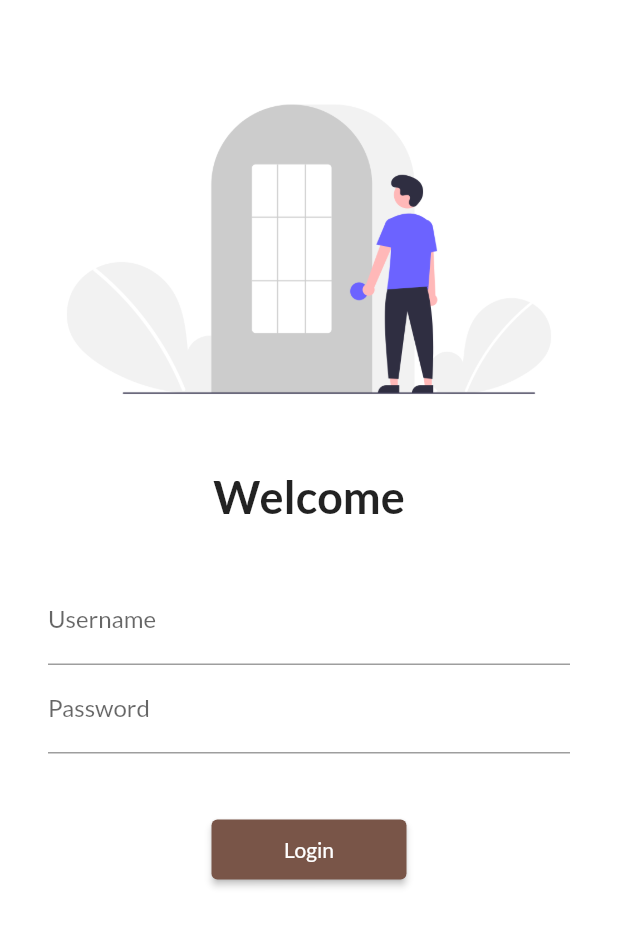
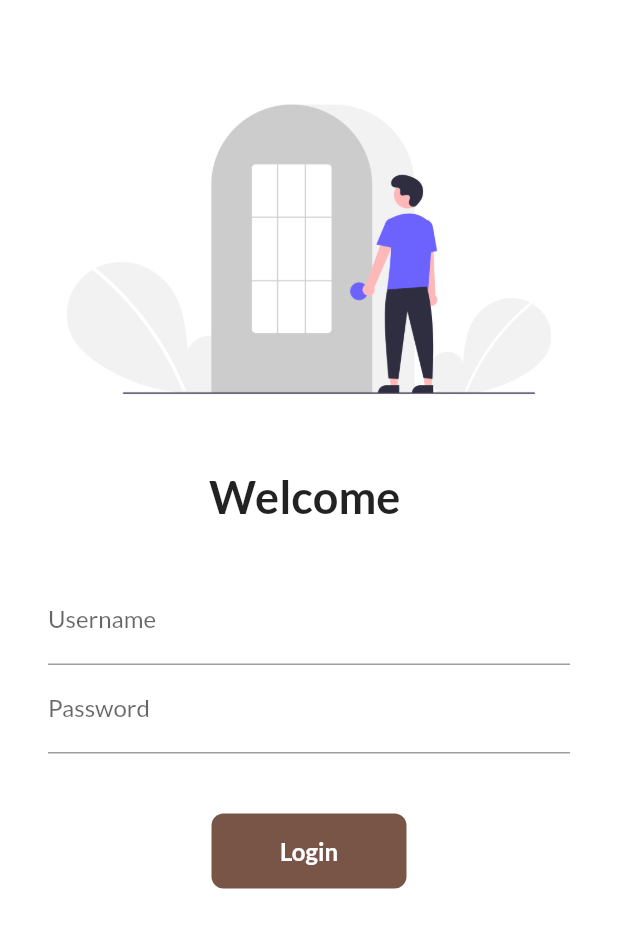
Before and after one commit to Rutesh07/30DaysOfFlutter, a Flutter app: the screen it shows after launch, on a phone screen of 412 x 824 dp. Shown: the top 928 px of the screen. Run offline on Flutter 3.47's test engine with Material 2 defaults, Android fonts, the phone set to English and light mode, and no system bars; our stand-ins replace google_fonts.

Commit message:
Day6 completed

```diff
--- a/lib/pages/login_page.dart
+++ b/lib/pages/login_page.dart
@@ -4,7 +4,15 @@ import 'package:flutter/material.dart';
 
 import '../utils/routes.dart';
 
-class LoginPage extends StatelessWidget {
+class LoginPage extends StatefulWidget {
+  @override
+  State<LoginPage> createState() => _LoginPageState();
+}
+
+class _LoginPageState extends State<LoginPage> {
+  String name = "";
+  bool changedButton = false;
+
   @override
   Widget build(BuildContext context) {
     return Material(
@@ -19,7 +27,7 @@ class LoginPage extends StatelessWidget {
               ),
               SizedBox(height: 20),
               Text(
-                "Welcome",
+                "Welcome $name",
                 style: TextStyle(
                   fontSize: 30,
                   fontWeight: FontWeight.bold,
@@ -36,6 +44,10 @@ class LoginPage extends StatelessWidget {
                         hintText: "Enter username",
                         labelText: "Username",
                       ),
+                      onChanged: (value) {
+                        name = value;
+                        setState(() {});
+                      },
                     ),
                     TextFormField(
                       obscureText: true,
@@ -45,13 +57,46 @@ class LoginPage extends StatelessWidget {
                       ),
                     ),
                     SizedBox(height: 40),
-                    ElevatedButton(
-                      child: Text("Login"),
-                      style: TextButton.styleFrom(minimumSize: Size(130, 40)),
-                      onPressed: () {
+
+                    InkWell(
+                      onTap: (() async {
+                        setState(() {
+                          changedButton = true;
+                        });
+
+                        await Future.delayed(Duration(seconds: 1));
                         Navigator.pushNamed(context, MyRoutes.homeRoute);
-                      },
-                    )
+                      }),
+                      child: AnimatedContainer(
+                        duration: Duration(seconds: 1),
+                        width: changedButton ? 80 : 130,
+                        height: 50,
+                        alignment: Alignment.center,
+                        child: changedButton
+                            ? Icon(
+                                Icons.done,
+                                color: Colors.white,
+                              )
+                            : Text(
+                                "Login",
+                                style: TextStyle(
+                                    color: Colors.white,
+                                    fontWeight: FontWeight.bold,
+                                    fontSize: 16),
+                              ),
+                        decoration: BoxDecoration(
+                            color: Colors.brown,
+                            borderRadius:
+                                BorderRadius.circular(changedButton ? 50 : 8)),
+                      ),
+                    ),
+                    // ElevatedButton(
+                    //   child: Text("Login"),
+                    //   style: TextButton.styleFrom(minimumSize: Size(130, 40)),
+                    //   onPressed: () {
+                    //     Navigator.pushNamed(context, MyRoutes.homeRoute);
+                    //   },
+                    // )
                   ],
                 ),
               )
```
